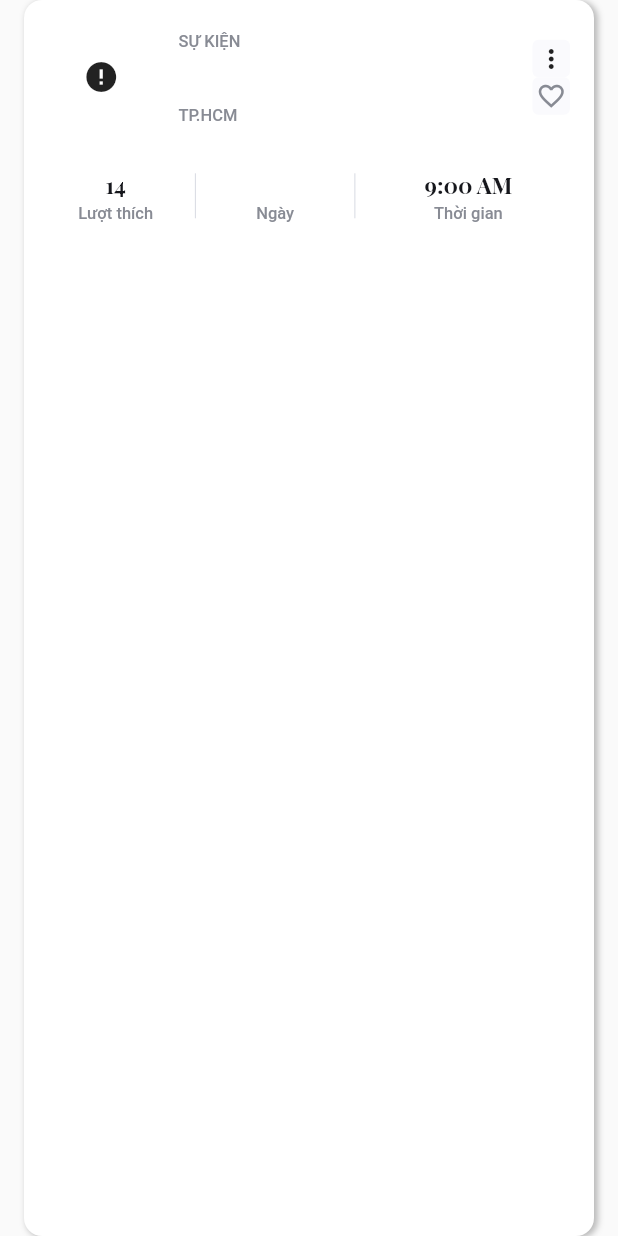
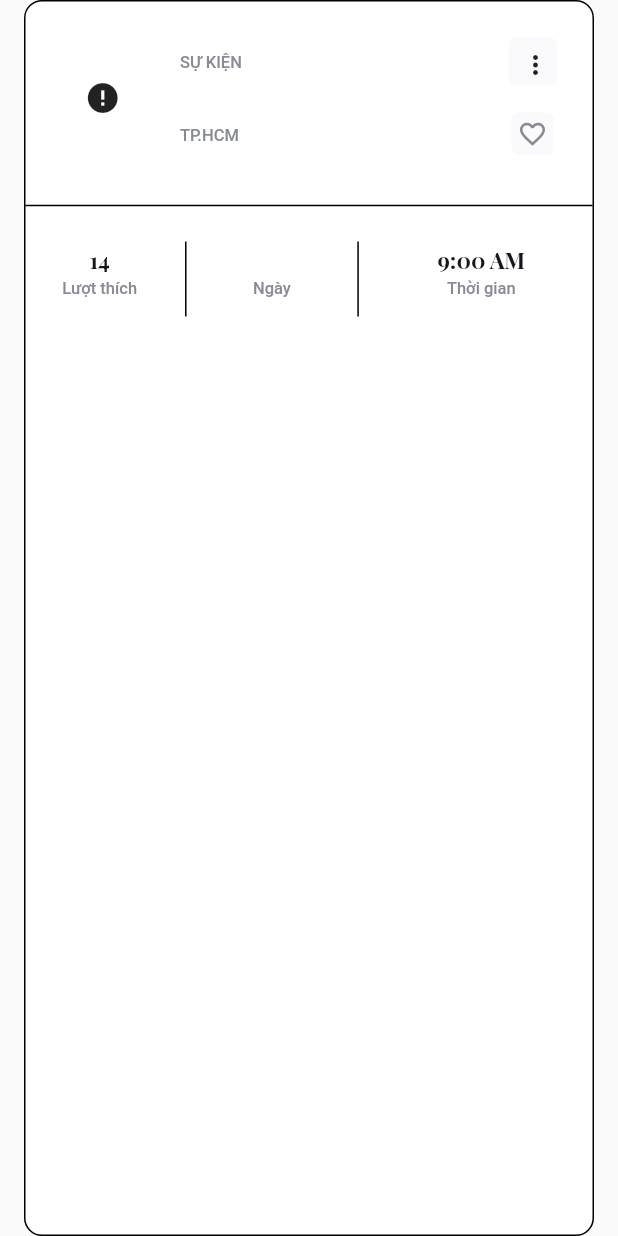
Before and after one commit to nhantruong1298/book_reviews, a Flutter app: the _BookEventCardView widget shown alone on an empty page, opened directly, on a phone screen of 412 x 824 dp. Run offline on Flutter 3.47's test engine with Material 2 defaults, Android fonts, the phone set to English and light mode, and no system bars; drawn by our look-alikes of cached_network_image; our stand-ins replace after_layout, badges, bloc, equatable, firebase_auth, firebase_core and 14 more; accounts and stored records are empty; network calls fail.

Commit message:
update event screen

```diff
--- a/core/presentation/lib/feature/book_event/views/book_event_card_view.dart
+++ b/core/presentation/lib/feature/book_event/views/book_event_card_view.dart
@@ -14,10 +14,10 @@ class _BookEventCardView extends StatelessWidget {
   final VoidCallback? onTap;
 
   Widget get _divider => const SizedBox(
-        height: 30,
+        height: 50,
         child: VerticalDivider(
-          thickness: .75,
-          color: AppColors.greyColor600,
+          thickness: 1,
+          color: AppColors.primaryDarkColor,
         ),
       );
   @override
@@ -27,21 +27,31 @@ class _BookEventCardView extends StatelessWidget {
       child: Container(
           margin: const EdgeInsets.symmetric(
               horizontal: AppDimensions.defaultPadding),
-          padding: const EdgeInsets.all(AppDimensions.defaultPadding),
+          padding: const EdgeInsets.symmetric(
+              vertical: AppDimensions.defaultPadding),
           decoration: BoxDecoration(
               borderRadius: BorderRadius.circular(AppDimensions.defaultRadius),
               color: AppColors.backgroundColor,
-              boxShadow: const [
-                BoxShadow(
-                  color: Colors.black26,
-                  blurRadius: 3,
-                  spreadRadius: 0.1,
-                  offset: Offset(2, 1),
+              border: Border.all(
+                color: AppColors.primaryDarkColor,
+                width: 1,
+              )
+              // boxShadow: const [
+              //   BoxShadow(
+              //     color: Colors.black26,
+              //     blurRadius: 3,
+              //     spreadRadius: 0.1,
+              //     offset: Offset(2, 1),
+              //   ),
+              // ]
               ),
-              ]),
           child: Column(
             children: [
-              Row(
+              Padding(
+                padding: const EdgeInsets.symmetric(
+                  horizontal: AppDimensions.defaultPadding,
+                ),
+                child: Row(
                   children: [
                     _buildEventImage(),
                     const Spacing(1, direction: SpacingDirection.Horizontal),
@@ -54,8 +64,20 @@ class _BookEventCardView extends StatelessWidget {
                     )
                   ],
                 ),
-              const Spacing(1.5),
-              Row(
+              ),
+              const Padding(
+                padding: EdgeInsets.symmetric(
+                    vertical: AppDimensions.defaultPadding),
+                child: SizedBox(
+                  width: double.infinity,
+                  child:
+                      Divider(color: AppColors.primaryDarkColor, thickness: 1),
+                ),
+              ),
+              SizedBox(
+                width: double.infinity,
+                height: 50,
+                child: Row(
                   children: [
                     _buildLikesNumber(),
                     _divider,
@@ -63,6 +85,7 @@ class _BookEventCardView extends StatelessWidget {
                     _divider,
                     _buildTimeEvent(),
                   ],
+                ),
               )
             ],
           )),
@@ -198,11 +221,11 @@ class _BookEventCardView extends StatelessWidget {
   }
 
   Widget _buildLikeButton() {
-    return InkWell(
-      onTap: () {},
-      child: Container(
+    return IconButton(
+      onPressed: () {},
+      icon: Container(
           padding: const EdgeInsets.all(
-            AppDimensions.defaultXXSPadding / 2,
+            AppDimensions.defaultXSPadding / 2,
           ),
           decoration: BoxDecoration(
               color: AppColors.greyColor300,
@@ -217,11 +240,11 @@ class _BookEventCardView extends StatelessWidget {
   }
 
   Widget _buildEditButton() {
-    return InkWell(
-      onTap: () {},
-      child: Container(
+    return IconButton(
+      onPressed: () {},
+      icon: Container(
           padding: const EdgeInsets.all(
-            AppDimensions.defaultXXSPadding / 2,
+            AppDimensions.defaultXSPadding,
           ),
           decoration: BoxDecoration(
               color: AppColors.greyColor300,
--- a/core/presentation/lib/feature/profile/views/profile_screen.dart
+++ b/core/presentation/lib/feature/profile/views/profile_screen.dart
@@ -150,6 +150,7 @@ class _ProfileScreenState extends BaseScreenState<ProfileScreen> {
 class _SocialIconButton extends StatelessWidget {
   final String? icon;
   final Color? color;
+  // ignore: unused_element
   const _SocialIconButton({this.icon, this.color});
 
   @override
```
Lines whose indentation alone changed are shown as unchanged.
